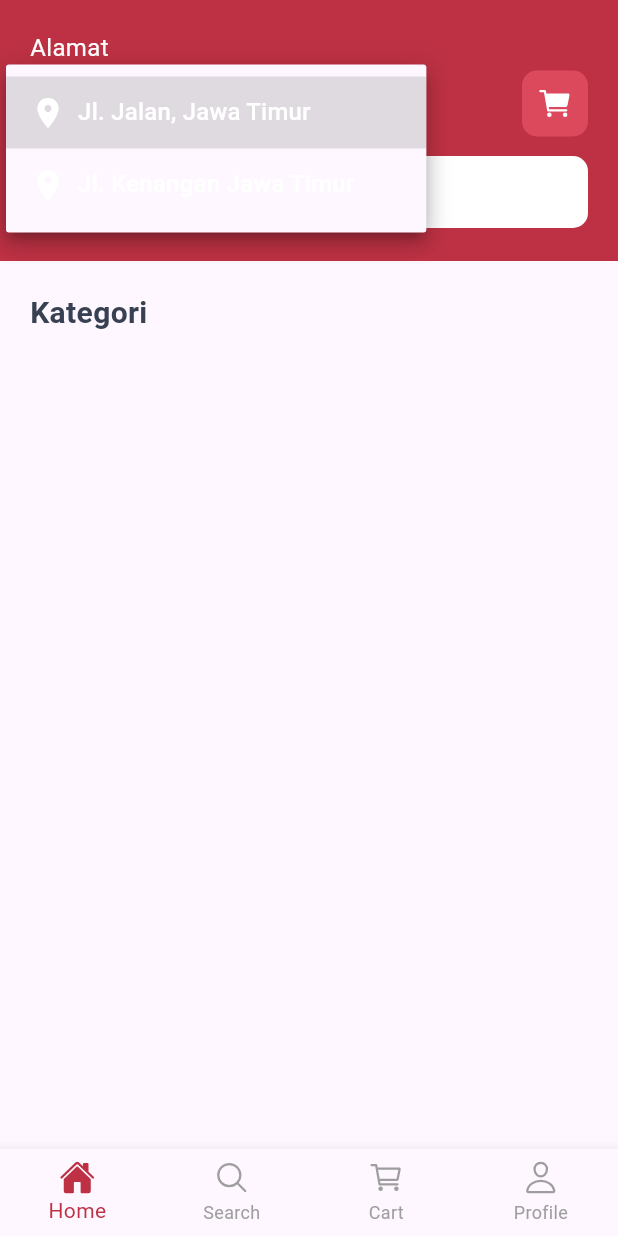
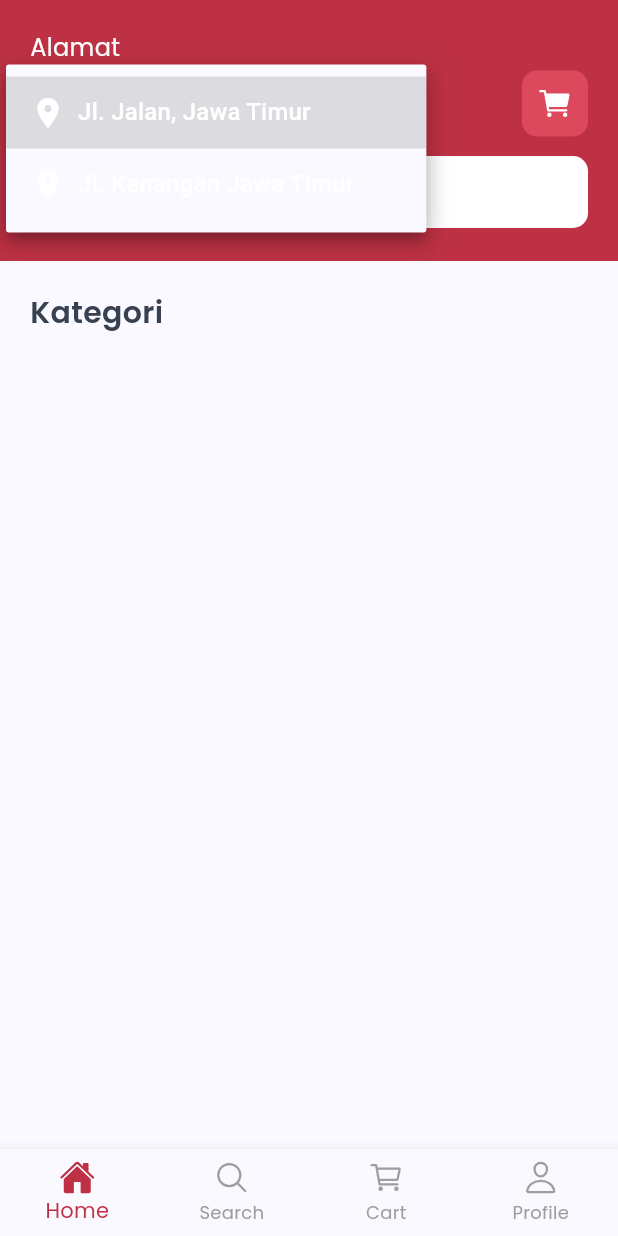
Before and after one commit to adella-kitchen/adella-mobile, a Flutter app: the screen it shows after launch, after a tap on "Jl. Jalan, Jawa Timur", on a phone screen of 412 x 824 dp. Run offline on Flutter 3.47's test engine with Material 3 defaults, Android fonts, the light colour scheme and no system bars; our stand-ins replace animated_splash_screen, flutter_signin_button, get, ionicons, page_transition.

Commit message:
add theme font

```diff
--- a/lib/main.dart
+++ b/lib/main.dart
@@ -1,14 +1,19 @@
+import 'package:adella_kitchen/theme/app_theme.dart';
 import 'package:flutter/material.dart';
+import 'package:flutter/services.dart';
 
 import 'package:get/get.dart';
 
 import 'app/routes/app_pages.dart';
 
 void main() {
+  SystemChrome.setSystemUIOverlayStyle(
+      const SystemUiOverlayStyle(statusBarColor: Colors.black));
   runApp(
     GetMaterialApp(
       debugShowCheckedModeBanner: false,
       title: "Application",
+      theme: AppTheme.getAppTheme(),
       initialRoute: AppPages.INITIAL,
       getPages: AppPages.routes,
     ),
--- a/lib/theme/app_theme.dart
+++ b/lib/theme/app_theme.dart
@@ -18,5 +18,6 @@ class AppTheme {
 }
 
 class fontSize {
-  final double regular = 15;
+  final double regular = 14;
+  final double medium = 18;
 }
```
